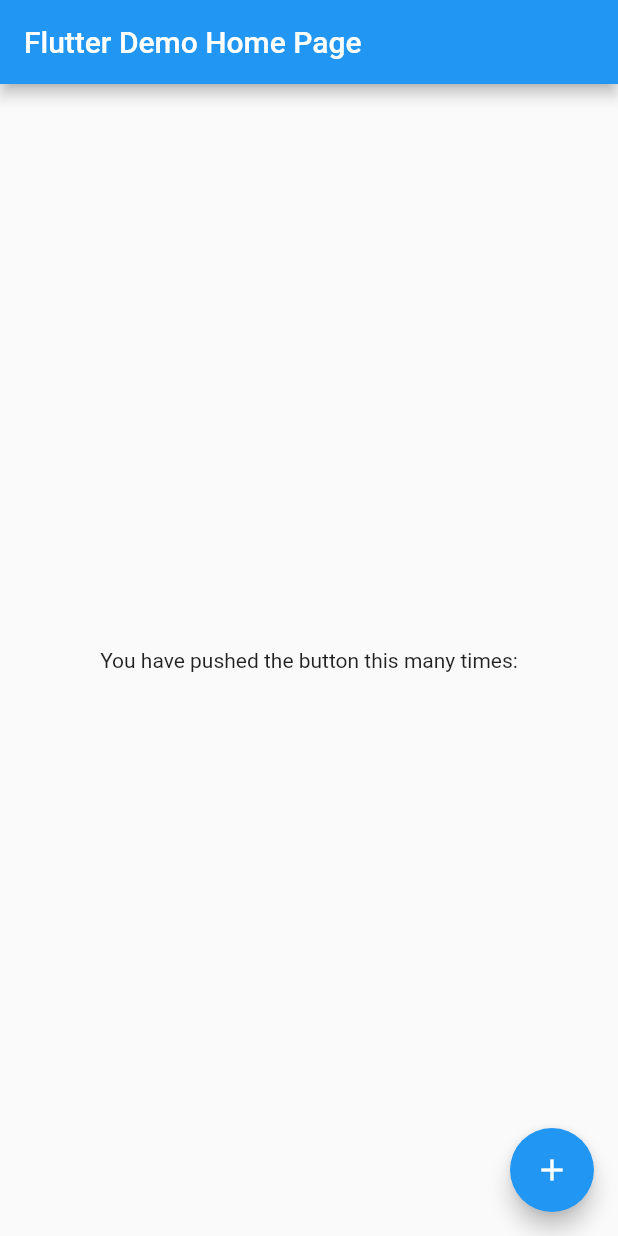
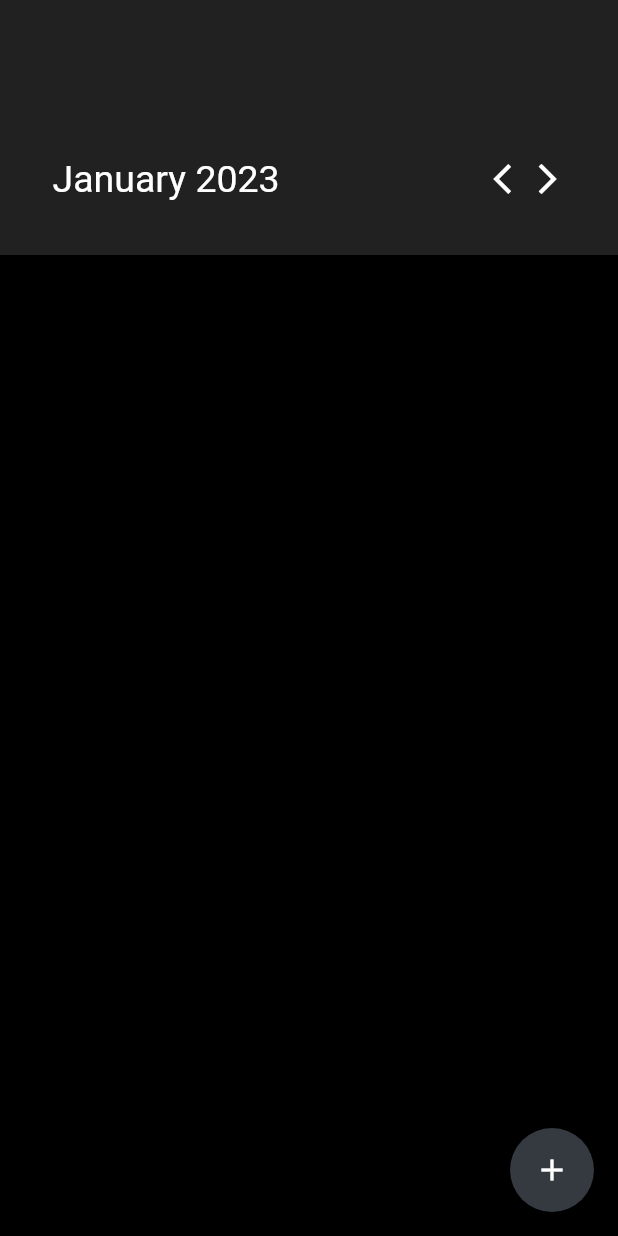
Before and after one commit to angelinetanvy/mycal, a Flutter app: the screen it shows after launch, on a phone screen of 412 x 824 dp. Run offline on Flutter 3.47's test engine with Material 2 defaults, Android fonts, the phone set to English and light mode, and no system bars; our stand-ins replace universal_io.

Commit message:
created month page

```diff
--- a/lib/main.dart
+++ b/lib/main.dart
@@ -1,8 +1,8 @@
 import 'package:flutter/material.dart';
 import 'dart:convert';
-import 'package:uuid/uuid.dart';
 import 'package:http/http.dart' as http;
 import 'package:universal_io/io.dart';
+import 'month.dart';
 
 class MyHttpOverrides extends HttpOverrides{
   @override
@@ -23,114 +23,14 @@ class MyApp extends StatelessWidget {
   @override
   Widget build(BuildContext context) {
     return MaterialApp(
-      title: 'Flutter Demo',
+      title: 'Mycal',
       theme: ThemeData(
-        primarySwatch: Colors.blue,
+        colorScheme: ColorScheme.fromSwatch().copyWith(
+          primary: const Color(0xFF343A40),
+          secondary: const Color(0xFF343A40),
+        ),
       ),
-      home: const MyHomePage(title: 'Flutter Demo Home Page'),
+      home: const MonthPage(),
     );
   }
 }
-
-class MyHomePage extends StatefulWidget {
-  const MyHomePage({super.key, required this.title});
-
-  final String title;
-
-  @override
-  State<MyHomePage> createState() => _MyHomePageState();
-}
-
-class _MyHomePageState extends State<MyHomePage> {
-
-  var uuid = Uuid();
-
-  void createEvent(){
-    var url = "http://127.0.0.1/mycal/create_event.php";
-    http.post(Uri.parse(url),body: {
-      "id": "2222222222222222",
-      "title": "go to sleep",
-      "start": "1974-03-20 12:00:00",
-      "end": "2022-03-20 12:00:00",
-      "location": "bedroom",
-      "detail": "8 hours",
-    });
-  }
-
-  void updateEvent(){
-    var url = "http://127.0.0.1/mycal/update_event.php";
-    http.post(Uri.parse(url),body: {
-      "id": "2222222222222222",
-      "title": "go to gym",
-      "start": "1974-03-20 12:00:00",
-      "end": "2022-03-20 12:00:00",
-      "location": "gym",
-      "detail": "2 hours",
-    });
-  }
-
-  void deleteEvent(){
-    var url = "http://127.0.0.1/mycal/delete_event.php";
-    http.post(Uri.parse(url),body: {
-      "id": "2222222222222222",
-    });
-  }
-
-  Future<List> getEvent() async{
-    final params = {
-      "id": "2222222222222222",
-    };
-    final uri = Uri.https("127.0.0.1","/mycal/get_event.php", params);
-
-    try {
-      final res = await http.get(uri);
-      // print(jsonDecode(res.body.substring(16)));
-      return jsonDecode(res.body.substring(16));
-    } catch (e) {
-      print(e);
-      return [];
-    }
-
-  }
-
-  Future<List> getEvents() async{
-    final params = {
-      "date": "1974-03-20",
-    };
-
-    final uri = Uri.https("127.0.0.1","/mycal/get_events.php", params);
-    try {
-        final res = await http.get(uri);
-        print(jsonDecode(res.body.substring(10)));
-        return jsonDecode(res.body.substring(10));
-    } catch (e) {
-      print(e);
-      return [];
-    }
-
-  }
-
-  @override
-  Widget build(BuildContext context) {
-    return Scaffold(
-      appBar: AppBar(
-        title: Text(widget.title),
-      ),
-      body: Center(
-        child: Column(
-          mainAxisAlignment: MainAxisAlignment.center,
-          children: <Widget>[
-            const Text(
-              'You have pushed the button this many times:',
-            ),
-          ],
-        ),
-      ),
-      floatingActionButton: FloatingActionButton(
-        onPressed: () => getEvents(),
-        tooltip: 'Increment',
-        child: const Icon(Icons.add),
-      ),
-    );
-  }
-}
--- /dev/null
+++ b/lib/month.dart
@@ -0,0 +1,79 @@
+import 'package:flutter/material.dart';
+import 'dart:convert';
+import 'package:uuid/uuid.dart';
+import 'package:http/http.dart' as http;
+import 'package:universal_io/io.dart';
+
+class MonthPage extends StatefulWidget {
+  const MonthPage({super.key});
+
+  @override
+  State<MonthPage> createState() => _MonthPage();
+}
+
+class _MonthPage extends State<MonthPage> {
+
+  Future<List> getEvents() async{
+    final params = {
+      "date": "1974-03-20",
+    };
+
+    final uri = Uri.https("127.0.0.1","/mycal/get_events.php", params);
+    try {
+        final res = await http.get(uri);
+        print(jsonDecode(res.body.substring(10)));
+        return jsonDecode(res.body.substring(10));
+    } catch (e) {
+      print(e);
+      return [];
+    }
+
+  }
+
+  Widget titleSection = Container(
+    color:Colors.grey[900],
+    height: 170,
+    padding: const EdgeInsets.all(35),
+    child: Column(
+        children:[
+            Container(
+                height:70
+            ),
+            Container(
+                child:
+                    Row(
+                        children:[
+                            Expanded(
+                                child: Text("January 2023",style: TextStyle(fontSize: 25, color:Colors.white),)
+                            ),
+                            Icon(
+                                Icons.arrow_back_ios,
+                                color: Colors.white,
+                            ),
+                            Icon(
+                                Icons.arrow_forward_ios,
+                                color: Colors.white,
+                            ),
+                        ]
+                    )
+            )
+        ]
+    )
+  );
+
+  @override
+  Widget build(BuildContext context) {
+    return Scaffold(
+        backgroundColor: Colors.black,
+        body: Column(
+            children:[
+                titleSection,
+            ]
+        ),
+        floatingActionButton: FloatingActionButton(
+            onPressed: () => getEvents(),
+            child: const Icon(Icons.add),
+        ),
+    );
+  }
+}
```
